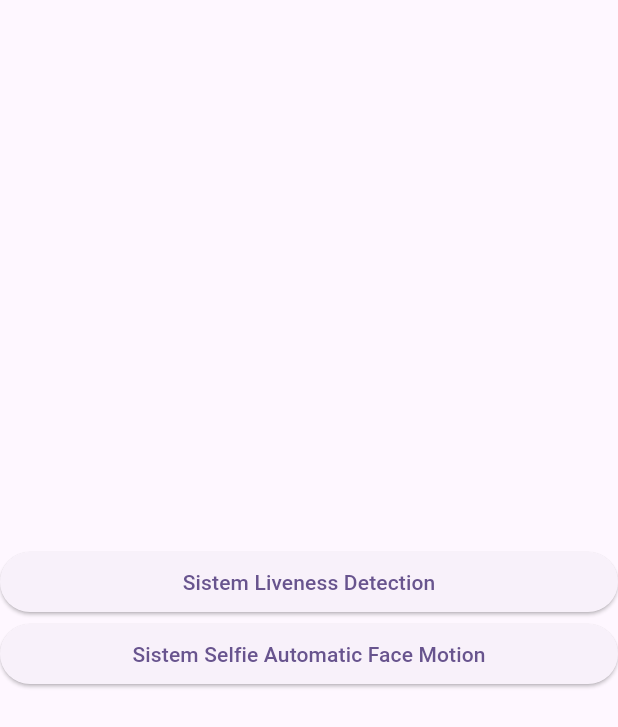
After one commit to bilardos29/liveness, a Flutter app: the screen it shows after launch, after a tap on "Liveness Detection", on a phone screen of 412 x 824 dp. The commit adds this screen. Shown: the top 727 px of the screen. Run offline on Flutter 3.47's test engine with Material 3 defaults, Android fonts, the phone set to English and light mode, and no system bars; missing offline and left inert: flutter_selfie_liveness, liveness_detection_flutter_plugin, m7_livelyness_detection, mnc_identifier_face.

Commit message:
update setting, and add another library

```diff
--- a/lib/feature/liveness.dart
+++ b/lib/feature/liveness.dart
@@ -1,8 +1,10 @@
-import 'dart:math';
+import 'package:flutter/material.dart';
+import 'package:flutter_selfie_liveness/selfie_liveness.dart';
+import 'package:liveness/feature/m7_screen.dart';
+import 'package:liveness_detection_flutter_plugin/index.dart';
+import 'package:mnc_identifier_face/mnc_identifier_face.dart';
 
-import 'package:flutter/material.dart';
-import 'package:liveness/feature/m7_screen.dart';
-import 'package:mnc_identifier_face/mnc_identifier_face.dart';
+import 'liveness_detection.dart';
 
 
 class Liveness extends StatefulWidget {
@@ -49,11 +51,24 @@ class _LivenessState extends State<Liveness> {
               startDetectionM7();
             },
             child: const Text("Liveness using M7"),),
-            //
-            // ElevatedButton(onPressed: () {
-            //   startDetectionKakzaki();
-            // },
-            // child: const Text("Liveness using kakzaki"),),
+
+            ElevatedButton(onPressed: () {
+              Navigator.push(context,
+                  MaterialPageRoute(builder: (context) => const LivenessDetectionPage()));
+            },
+              child: const Text("Liveness Detection"),),
+
+            ElevatedButton(onPressed: () async {
+              String value = await SelfieLiveness.detectLiveness(
+                poweredBy: "",
+                assetLogo: "assets/raven_logo_white.png",
+                compressQualityandroid: 70,
+                compressQualityiOS: 70,
+              );
+              setState(() {});
+              print("hasil value $value");
+            },
+            child: const Text("Liveness using selfie liveness"),),
           ],
         ),
       ),
--- /dev/null
+++ b/lib/feature/liveness_detection.dart
@@ -0,0 +1,162 @@
+import 'package:flutter/material.dart';
+import 'package:liveness_detection_flutter_plugin/index.dart';
+
+class LivenessDetectionPage extends StatefulWidget {
+  const LivenessDetectionPage({super.key});
+
+  @override
+  State<LivenessDetectionPage> createState() => _LivenessDetectionState();
+}
+
+class _LivenessDetectionState extends State<LivenessDetectionPage> {
+  List<String?> capturedImages = [];
+  String? imgPath;
+  List<LivenessDetectionStepItem> stepLiveness = [
+    LivenessDetectionStepItem(
+      step: LivenessDetectionStep.blink,
+      title: "testing kedip",
+      isCompleted: false,
+    ),
+    // LivenessDetectionStepItem(
+    //   step: LivenessDetectionStep.lookUp,
+    //   title: "testing atas",
+    //   isCompleted: false,
+    // ),
+    // LivenessDetectionStepItem(
+    //   step: LivenessDetectionStep.lookDown,
+    //   title: "testing bawah",
+    //   isCompleted: false,
+    // ),
+    // LivenessDetectionStepItem(
+    //   step: LivenessDetectionStep.turnRight,
+    //   title: "testing kanan",
+    //   isCompleted: false,
+    // ),
+    // LivenessDetectionStepItem(
+    //   step: LivenessDetectionStep.turnLeft,
+    //   title: "testing kiri",
+    //   isCompleted: false,
+    // ),
+    LivenessDetectionStepItem(
+      step: LivenessDetectionStep.smile,
+      title: "testing senyum",
+      isCompleted: false,
+    ),
+  ];
+  List<LivenessDetectionStepItem> stepSelfies = [
+    LivenessDetectionStepItem(
+      step: LivenessDetectionStep.smile,
+      title: "Senyum",
+      isCompleted: false,
+    ),
+    LivenessDetectionStepItem(
+      step: LivenessDetectionStep.turnRight,
+      title: "Kanan",
+      isCompleted: false,
+    ),
+    LivenessDetectionStepItem(
+      step: LivenessDetectionStep.turnLeft,
+      title: "Kiri",
+      isCompleted: false,
+    ),
+    LivenessDetectionStepItem(
+      step: LivenessDetectionStep.lookUp,
+      title: "Atas",
+      isCompleted: false,
+    ),
+    LivenessDetectionStepItem(
+      step: LivenessDetectionStep.lookDown,
+      title: "Bawah",
+      isCompleted: false,
+    ),
+  ];
+
+  @override
+  void initState() {
+    super.initState();
+    stepLiveness.shuffle();
+  }
+
+  @override
+  Widget build(BuildContext context) {
+    stepLiveness.shuffle();
+    return Scaffold(
+      body: Center(
+          child: ListView(
+            shrinkWrap: true,
+            children: [
+              imgPath != null
+                  ? Align(
+                child: SizedBox(
+                  height: 100,
+                  width: 100,
+                  child: ClipRRect(
+                    borderRadius: BorderRadius.circular(20),
+                    child: Image.file(
+                      File(imgPath!),
+                      fit: BoxFit.cover,
+                    ),
+                  ),
+                ),
+              )
+                  : const SizedBox.shrink(),
+              ElevatedButton(
+                  onPressed: () async {
+                    final String? response = await LivenessDetectionFlutterPlugin
+                        .instance
+                        .livenessDetection(
+                      context,
+                      config: LivenessConfig(
+                        steps: stepLiveness,
+                        startWithInfoScreen: true,
+                      ),
+                    );
+                    setState(() {
+                      imgPath = response;
+                    });
+                  },
+                  child: const Text('Sistem Liveness Detection')),
+              ElevatedButton(
+                  onPressed: () async {
+                    final List<String?> listFace =
+                    await LivenessDetectionFlutterPlugin.instance
+                        .selfiesRegisterUser(
+                      context,
+                      config: LivenessConfig(
+                        steps: stepSelfies,
+                      ),
+                    );
+                    setState(() {
+                      capturedImages = listFace;
+                    });
+                  },
+                  child: const Text('Sistem Selfie Automatic Face Motion')),
+              ListView.builder(
+                shrinkWrap: true,
+                primary: false,
+                itemCount: capturedImages.length,
+                itemBuilder: (context, index) {
+                  if (capturedImages[index] != null) {
+                    return Align(
+                      child: SizedBox(
+                        height: 100,
+                        width: 100,
+                        child: ClipRRect(
+                          borderRadius: BorderRadius.circular(20),
+                          child: Image.file(
+                            File(capturedImages[index]!),
+                            fit: BoxFit.cover,
+                          ),
+                        ),
+                      ),
+                    );
+                  } else {
+                    return Container();
+                  }
+                },
+              ),
+            ],
+          )),
+    );
+  }
+}
--- a/pubspec.yaml
+++ b/pubspec.yaml
@@ -14,6 +14,8 @@ dependencies:
   cupertino_icons: ^1.0.2
   m7_livelyness_detection: ^0.0.6+4
   mnc_identifier_face: ^1.0.2
+  flutter_selfie_liveness: ^1.0.18
+  liveness_detection_flutter_plugin: ^0.0.4
 
 dev_dependencies:
   flutter_test:
```
Also changed, not shown: pubspec.lock, 5 other files.
